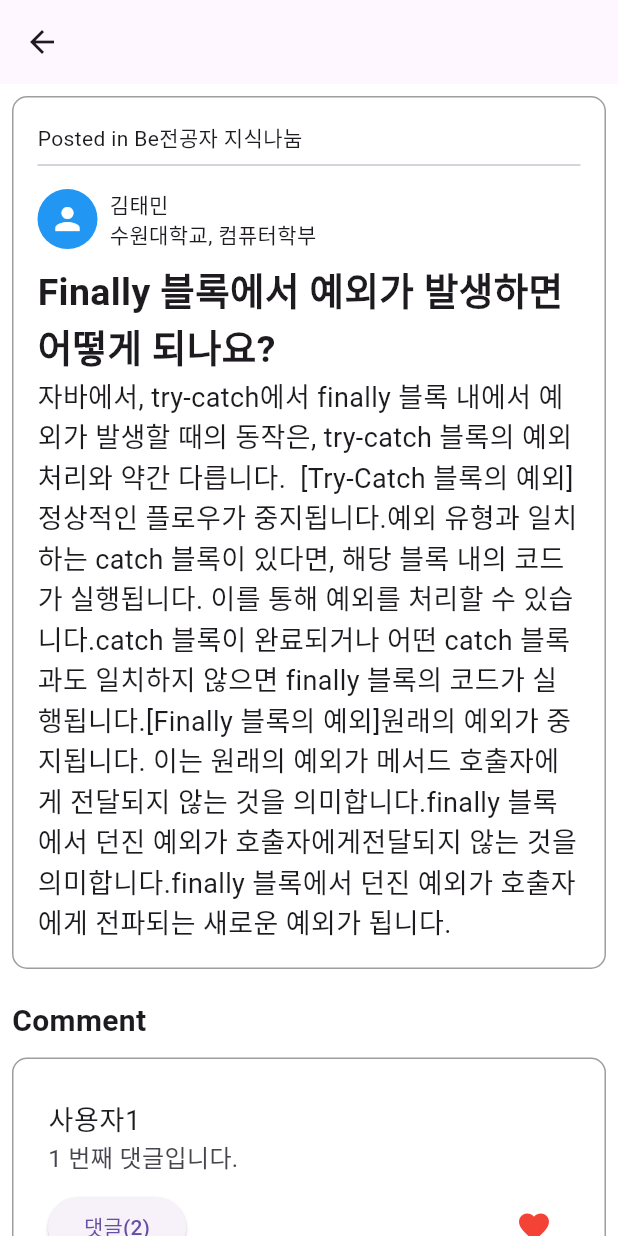
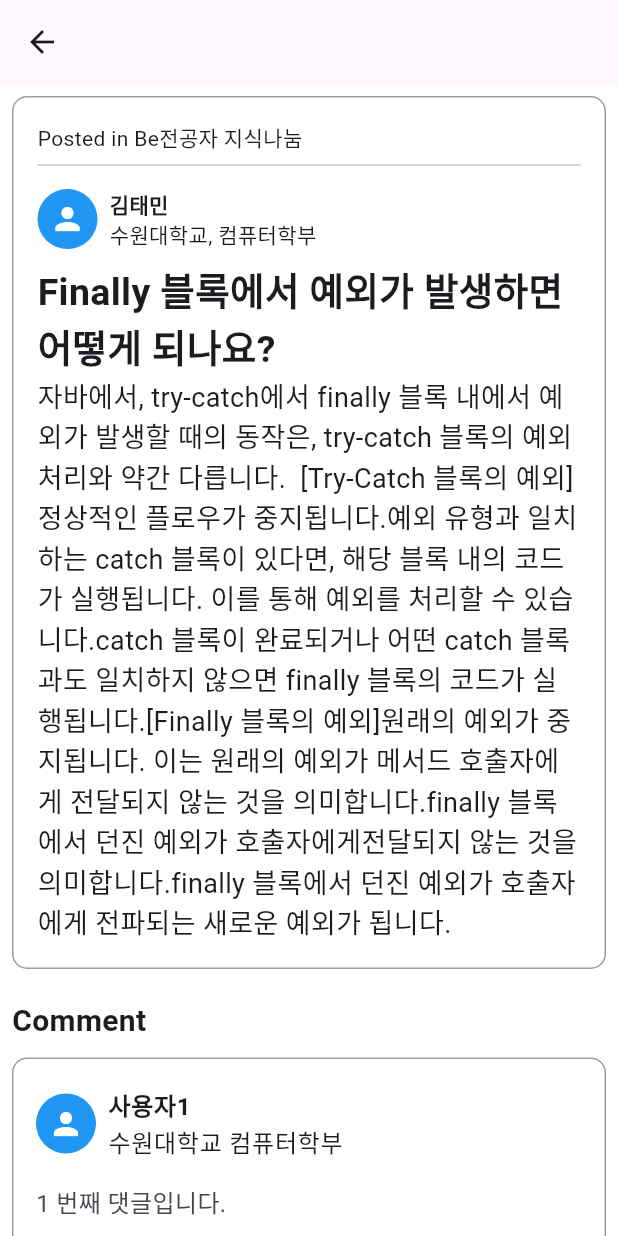
Before and after one commit to donghee9948/flutter_boardUI, a Flutter app: the DetailScreen screen opened directly, on a phone screen of 412 x 824 dp. Run offline on Flutter 3.47's test engine with Material 3 defaults, Android fonts, the phone set to English and light mode, and no system bars; our stand-ins replace flutter_svg; network calls fail.

Commit message:
detail.dart update

```diff
--- a/lib/detail.dart
+++ b/lib/detail.dart
@@ -1,7 +1,12 @@
 import 'package:flutter/material.dart';
 
 
-class DetailScreen extends StatelessWidget {
+class DetailScreen extends StatefulWidget {
+  @override
+  State<DetailScreen> createState() => _DetailScreenState();
+}
+
+class _DetailScreenState extends State<DetailScreen> {
   @override
   Widget build(BuildContext context) {
     return Scaffold(
@@ -45,7 +50,7 @@ class DetailScreen extends StatelessWidget {
                         Column(
                           crossAxisAlignment: CrossAxisAlignment.start,
                           children: [
-                            Text('김태민'),
+                            Text('김태민',style: TextStyle(fontWeight: FontWeight.bold),),
                             Text('수원대학교, 컴퓨터학부'
                             ),
                             SizedBox(height: 8.0,)
@@ -92,15 +97,31 @@ class DetailScreen extends StatelessWidget {
                     final memberId = '사용자${index + 1}'; //  memberid
                     final comment = '${index + 1} 번째 댓글입니다.'; // comment
 
-                    return Padding(
-                      padding: const EdgeInsets.all(8.0),
-                      child: ListTile(
+                    return ListTile(
                       contentPadding: EdgeInsets.symmetric(vertical: 10.0, horizontal: 15.0),
-                        title: Text(memberId, style: TextStyle(fontSize: 18.0)),
+                      title: Row(
+                        mainAxisAlignment: MainAxisAlignment.start,
+                        children: [
+                          CircleAvatar(
+                            backgroundColor: Colors.blue,
+                            child: Icon(Icons.person, color: Colors.white),
+                          ),
+                          SizedBox(width: 8.0),
+                          Column(
+                            crossAxisAlignment: CrossAxisAlignment.start,
+                            children: [
+                              Text(memberId, style: TextStyle(fontWeight: FontWeight.bold),  //memberid 대입
+                              ),
+                              Text('수원대학교 컴퓨터학부'),
+                            ],
+                          ),
+                        ],
+                      ),
                       subtitle: Column(
                         crossAxisAlignment: CrossAxisAlignment.start,
                         children: [
-                            Text(comment, style: TextStyle(fontSize: 16.0)),
+                          SizedBox(height: 16.0),
+                          Text(comment, style: TextStyle(fontSize: 16.0)),   //댓글 내용 대입
                           SizedBox(height: 10.0),
                           Row(
                             crossAxisAlignment: CrossAxisAlignment.start,
@@ -120,7 +141,6 @@ class DetailScreen extends StatelessWidget {
                           ),
                         ],
                       ),
-                      ),
                     );
                   },
                   separatorBuilder: (context, index) {
--- a/lib/navigation/board.dart
+++ b/lib/navigation/board.dart
@@ -33,7 +33,7 @@ class _BoardState extends State<BoardScreen> {
 
   Future<void> fetchBoards() async {
     final memberId = "xoals";  //사용자 id
-    final response = await http.get(Uri.parse('http://59.13.81.50:8080/board?memberId=$memberId'));
+    final response = await http.get(Uri.parse('http://59.11.250.27:8080/board?memberId=$memberId'));
     if (response.statusCode == 200) {
       final List<dynamic> jsonData = jsonDecode(response.body);
       setState(() {
@@ -214,7 +214,7 @@ class BoardDto {
   Future<void> _toggleFavorite(String boardName, String memberId) async {
 
     // API 엔드포인트 설정
-    String apiUrl = "http://59.13.81.50:8080/favorite";
+    String apiUrl = "http://59.11.250.27:8080/favorite";
 
     // POST 요청으로 즐겨찾기 토글 요청 보내기
     try {
--- a/lib/posts.dart
+++ b/lib/posts.dart
@@ -79,7 +79,7 @@ class _PostListScreenState extends State<PostListScreen> {
       isLoading = true;
     });
 
-    final response = await http.get(Uri.parse('http://59.13.81.50:8080/posts?page=$page&pageSize=$pageSize&boardId=${widget.boardId}'));
+    final response = await http.get(Uri.parse('http://59.11.250.27:8080/posts?page=$page&pageSize=$pageSize&boardId=${widget.boardId}'));
     setState(() {
       isLoading = false;
     });
--- a/lib/write.dart
+++ b/lib/write.dart
@@ -40,7 +40,7 @@ class _InputScreenState extends State<WriteScreen> {
 
   Future<void> _sendTextToAPI(TextModel textModel) async {
     // 여기에 API 엔드포인트를 적절히 설정하세요.
-    String apiUrl = 'http://59.13.81.50:8080/api';
+    String apiUrl = 'http://59.11.250.27:8080/api';
 
     try {
       final response = await http.post(
```
Lines whose indentation alone changed are shown as unchanged.
